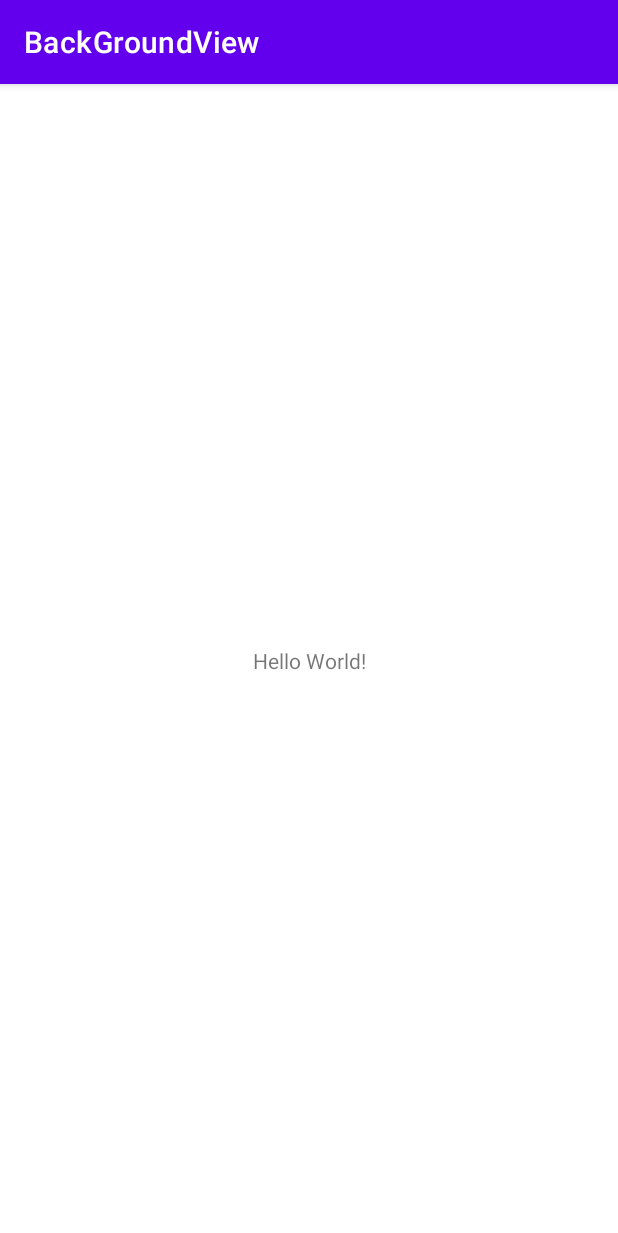
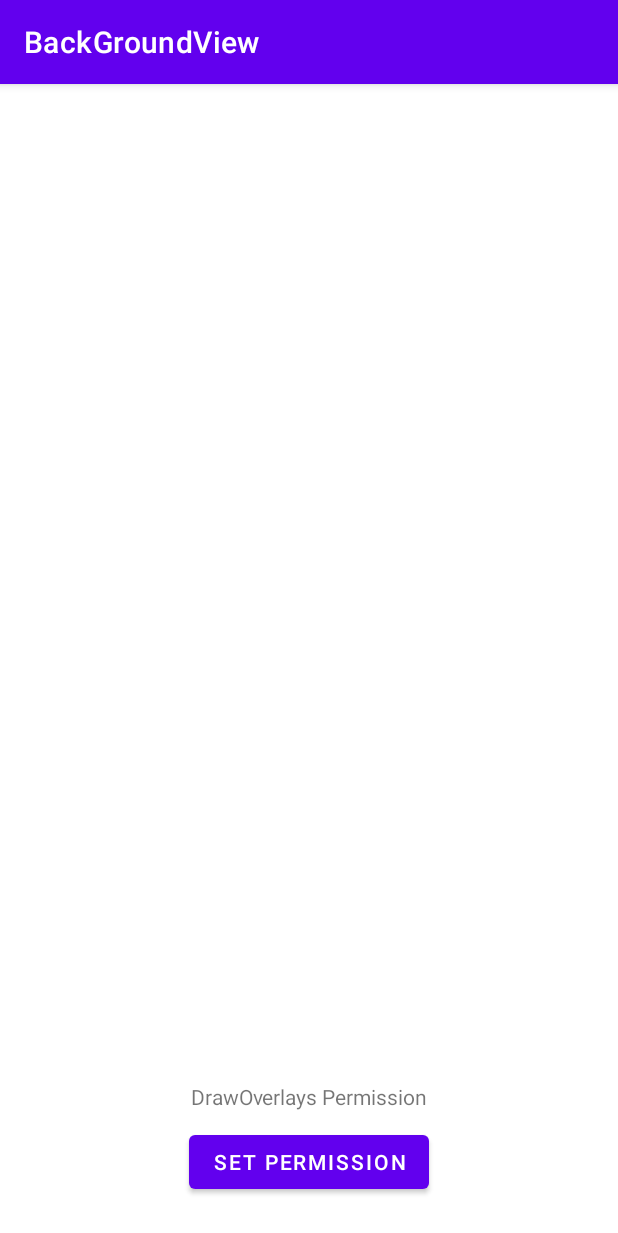
Before and after one commit to Jonah94-star/BackGroundView, an Android app: the screen it shows after launch (MainActivity), on a phone screen of 412 x 824 dp. Shown: the top 1233 px of the screen. Run offline under Robolectric (Android 15) with nearby library versions, the phone set to English and light mode, and no system bars.

Commit message:
[23.02.10] SYSTEM_ALERT_WINDOW PERMISSION ADD

```diff
--- a/app/src/main/java/com/example/backgroundview/MainActivity.java
+++ b/app/src/main/java/com/example/backgroundview/MainActivity.java
@@ -2,19 +2,62 @@ package com.example.backgroundview;
 
 import androidx.appcompat.app.AppCompatActivity;
 
+import android.content.Context;
 import android.content.Intent;
+import android.net.Uri;
 import android.os.Build;
 import android.os.Bundle;
+import android.provider.Settings;
+import android.view.View;
+import android.widget.Button;
+import android.widget.TextView;
 
 import com.example.backgroundview.service.BroadcastReceiverService;
 
 public class MainActivity extends AppCompatActivity {
+
+    Button button;
+    TextView DrawOverlaysTextView;
+
+    Context context;
 
     @Override
     protected void onCreate(Bundle savedInstanceState) {
         super.onCreate(savedInstanceState);
         setContentView(R.layout.activity_main);
 
+        context = this;
+
+        button = (Button) findViewById(R.id.button);
+        DrawOverlaysTextView = (TextView) findViewById(R.id.DrawOverlaysTextView);
+
+        if (!Settings.canDrawOverlays(this)) {
+            button.setVisibility(View.VISIBLE);
+            DrawOverlaysTextView.setVisibility(View.VISIBLE);
+
+            button.setOnClickListener(new View.OnClickListener() {
+                @Override
+                public void onClick(View view) {
+                    if (!Settings.canDrawOverlays(context)) {
+                        if (Build.VERSION.SDK_INT >= Build.VERSION_CODES.M) {
+                            Intent intent = new Intent(Settings.ACTION_MANAGE_OVERLAY_PERMISSION,
+                                    Uri.parse("package:" + getPackageName()));
+                            startActivityForResult(intent, 941204);
+                        }
+                    } else {
+                        button.setVisibility(View.INVISIBLE);
+                        DrawOverlaysTextView.setText("Start! BackgorundView Service");
+                        startBroadcastReceiverService();
+                    }
+                }
+            });
+        } else {
+            DrawOverlaysTextView.setText("Start! BackgorundView Service");
+            startBroadcastReceiverService();
+        }
+    }
+
+    void startBroadcastReceiverService() {
         try {
             Intent intent = new Intent(this, BroadcastReceiverService.class);
             intent.setFlags(Intent.FLAG_ACTIVITY_NEW_TASK);
--- a/app/src/main/res/layout/activity_main.xml
+++ b/app/src/main/res/layout/activity_main.xml
@@ -6,13 +6,26 @@
     android:layout_height="match_parent"
     tools:context=".MainActivity">
 
-    <TextView
+    <Button
+        android:id="@+id/button"
         android:layout_width="wrap_content"
         android:layout_height="wrap_content"
-        android:text="Hello World!"
+        android:layout_marginBottom="25dp"
+        android:text="Set Permission"
+        android:visibility="invisible"
         app:layout_constraintBottom_toBottomOf="parent"
         app:layout_constraintEnd_toEndOf="parent"
-        app:layout_constraintStart_toStartOf="parent"
-        app:layout_constraintTop_toTopOf="parent" />
+        app:layout_constraintStart_toStartOf="parent" />
+
+    <TextView
+        android:id="@+id/DrawOverlaysTextView"
+        android:layout_width="wrap_content"
+        android:layout_height="wrap_content"
+        android:layout_marginBottom="10dp"
+        android:text="DrawOverlays Permission"
+        android:visibility="visible"
+        app:layout_constraintBottom_toTopOf="@+id/button"
+        app:layout_constraintEnd_toEndOf="parent"
+        app:layout_constraintStart_toStartOf="parent" />
 
 </androidx.constraintlayout.widget.ConstraintLayout>
```
